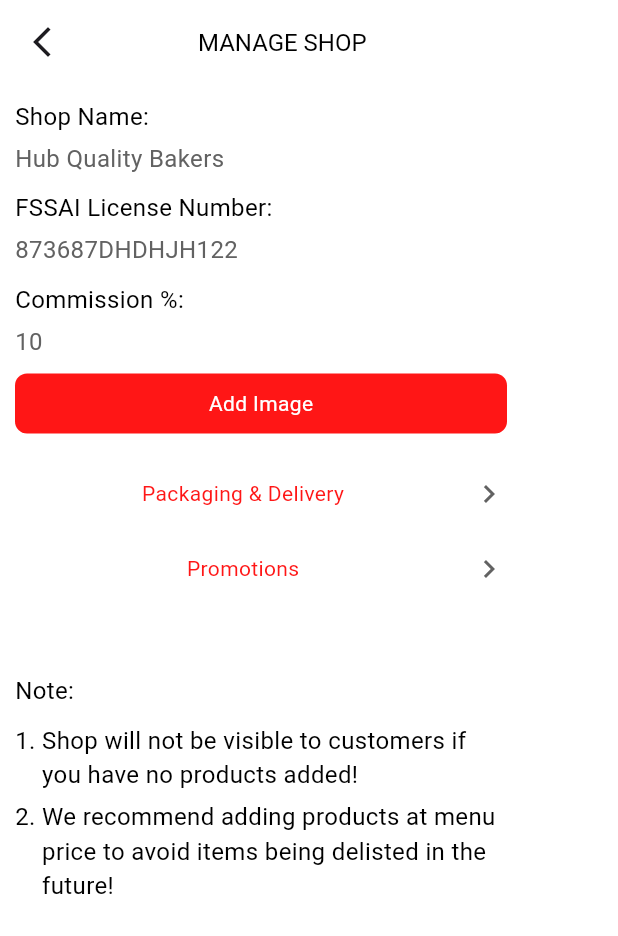
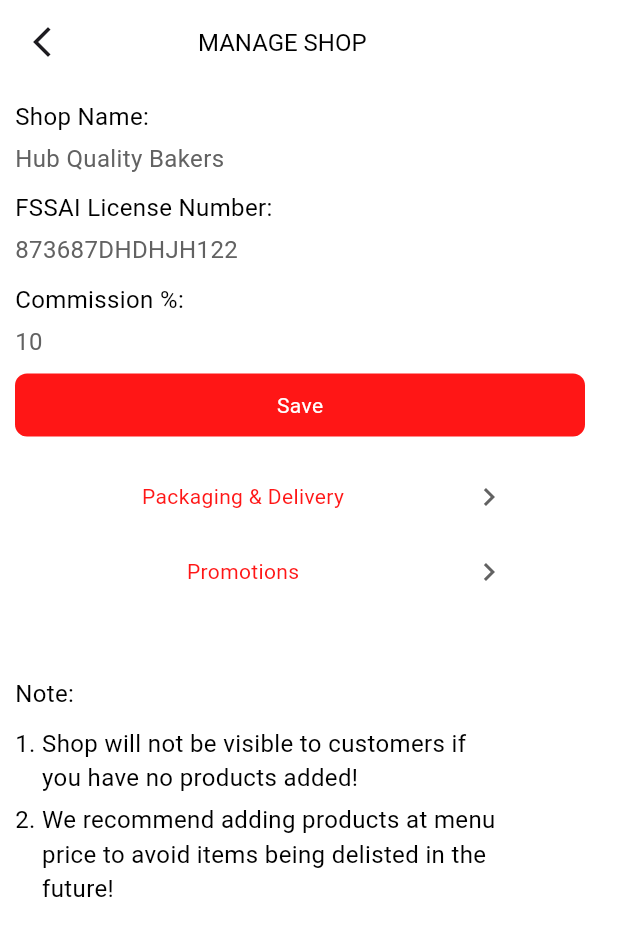
Before and after one commit to Afees01/internship_task, a Flutter app: the HomeScreen screen opened directly, on a phone screen of 412 x 824 dp. Shown: the top 936 px of the screen. Run offline on Flutter 3.47's test engine with Material 3 defaults, Android fonts, the phone set to English and light mode, and no system bars; network calls fail.

Commit message:
ui completed

```diff
--- a/lib/view/home_screen/home_screen.dart
+++ b/lib/view/home_screen/home_screen.dart
@@ -1,4 +1,6 @@
 import 'package:flutter/material.dart';
+import 'package:internship_task/view/screen_2/screen_2.dart';
+import 'package:internship_task/view/screen_3/screen_3.dart';
 
 class HomeScreen extends StatelessWidget {
   const HomeScreen({super.key});
@@ -29,9 +31,10 @@ class HomeScreen extends StatelessWidget {
             _buildShopInfoText("Commission %:", "10"),
             _buildAddImageButton(),
             SizedBox(height: 20),
-            _buildSectionWithIconText("Packaging & Delivery"),
+            _buildSectionWithIconText(
+                "Packaging & Delivery", context, Screen2()),
             SizedBox(height: 10),
-            _buildSectionWithIconText("Promotions"),
+            _buildSectionWithIconText("Promotions", context, Screen3()),
             SizedBox(height: 50),
             _buildNoteSection(),
           ],
@@ -70,14 +73,14 @@ class HomeScreen extends StatelessWidget {
   // Helper Method: Builds the "Add Image" button
   Widget _buildAddImageButton() {
     return Container(
-      width: 328,
-      height: 40,
+      width: 380,
+      height: 42,
       decoration: BoxDecoration(
           borderRadius: BorderRadius.circular(8),
           color: Color.fromRGBO(255, 22, 22, 1)),
       child: Center(
         child: Text(
-          "Add Image",
+          "Save",
           style: TextStyle(color: Color.fromRGBO(255, 255, 255, 1)),
         ),
       ),
@@ -85,8 +88,17 @@ class HomeScreen extends StatelessWidget {
   }
 
   // Helper Method: Builds a section with icon and text (Packaging, Promotions)
-  Widget _buildSectionWithIconText(String sectionTitle) {
-    return Container(
+  Widget _buildSectionWithIconText(
+      String sectionTitle, BuildContext context, Widget designatioScreen) {
+    return InkWell(
+      onTap: () {
+        Navigator.push(
+            context,
+            MaterialPageRoute(
+              builder: (context) => designatioScreen,
+            ));
+      },
+      child: Container(
         width: 328,
         height: 40,
         decoration: BoxDecoration(
@@ -104,6 +116,7 @@ class HomeScreen extends StatelessWidget {
             Icon(Icons.chevron_right_outlined,
                 color: Color.fromRGBO(98, 98, 98, 1)),
           ],
+        ),
       ),
     );
   }
--- a/lib/view/splash_screen/splash_screen.dart
+++ b/lib/view/splash_screen/splash_screen.dart
@@ -3,6 +3,7 @@ import 'dart:async';
 
 import 'package:internship_task/view/home_screen/home_screen.dart';
 import 'package:internship_task/view/screen_2/screen_2.dart';
+import 'package:internship_task/view/screen_3/screen_3.dart';
 
 void main() {
   runApp(MyApp());
@@ -29,7 +30,7 @@ class _SplashScreenState extends State<SplashScreen> {
     super.initState();
     Timer(Duration(seconds: 3), () {
       Navigator.of(context).pushReplacement(
-        MaterialPageRoute(builder: (context) => Screen2()),
+        MaterialPageRoute(builder: (context) => HomeScreen()),
       );
     });
   }
```
Also changed, not shown: lib/view/screen_2/screen_2.dart (+16 -0 lines), lib/view/screen_3/screen_3.dart (added, +71 -0 lines). Lines whose indentation alone changed are shown as unchanged.
